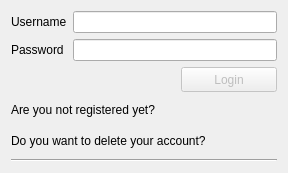
Qt form client/loginwindow.ui (gianluca-amprimo/pds-project) before a commit.
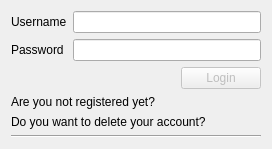
The same form after that commit.

What changed in the file:
```diff
--- a/client/loginwindow.ui
+++ b/client/loginwindow.ui
@@ -14,6 +14,9 @@
    <string>Login</string>
   </property>
   <layout class="QVBoxLayout" name="verticalLayout">
+   <property name="sizeConstraint">
+    <enum>QLayout::SetFixedSize</enum>
+   </property>
    <item>
     <layout class="QGridLayout" name="gridLayout">
      <item row="0" column="0">
```
